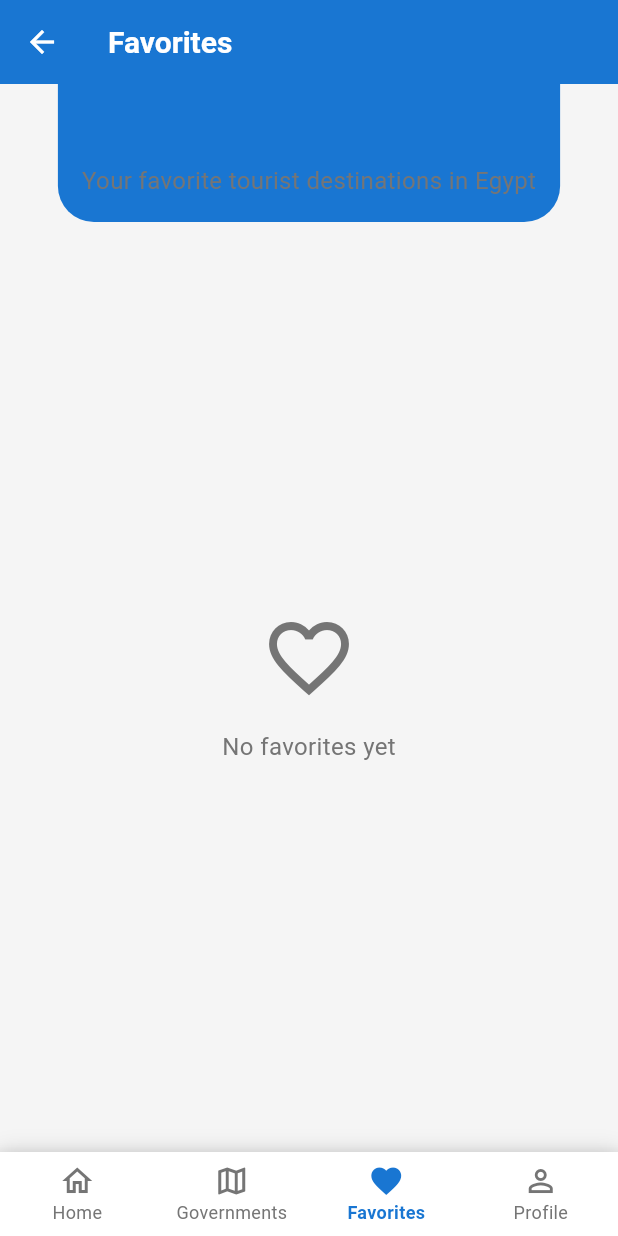
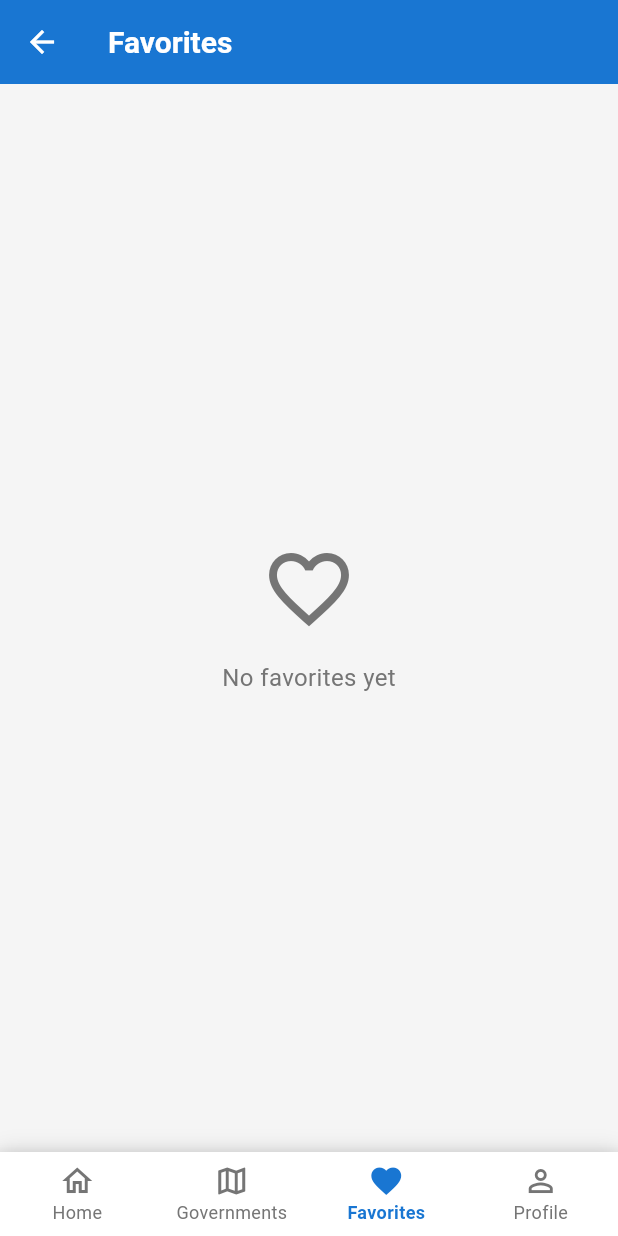
Before and after one commit to M0hamed-Eid/Tourist-Guide-App-For-Egypt, a Flutter app: the BasePage screen opened directly, item 3 of the bottom bar chosen, on a phone screen of 412 x 824 dp. Run offline on Flutter 3.47's test engine with Material 3 defaults, Android fonts, the phone set to English and light mode, and no system bars; our stand-ins replace easy_localization, google_fonts, intl_phone_field, shared_preferences; accounts and stored records are empty; network calls fail; Roboto replaces fonts that are missing (Cairo).

Commit message:
Refactor: Simplify FavoritesPage layout
Remove unnecessary Column widget in FavoritesPage.The
FavoritesGrid now fills the entire body, simplifying the
layout and improving readability.

```diff
--- a/tourist_guide/lib/screens/favorites/favorites_page.dart
+++ b/tourist_guide/lib/screens/favorites/favorites_page.dart
@@ -14,14 +14,7 @@ class FavoritesPage extends StatelessWidget {
       appBar: AppBar(
         title: Text('app.navigation.favorites'.tr()),
       ),
-      body: Column(
-        children: const [
-          FavoritesHeader(),
-          Expanded(
-            child: FavoritesGrid(),
-          ),
-        ],
-      ),
+      body: FavoritesGrid(),
     );
   }
 }
--- a/tourist_guide/lib/screens/favorites/widgets/favorites_header.dart
+++ /dev/null
@@ -1,41 +0,0 @@
-import 'package:flutter/material.dart';
-import 'package:tourist_guide/core/theme/app_colors.dart';
-import 'package:tourist_guide/core/theme/text_themes.dart';
-import 'package:easy_localization/easy_localization.dart';
-
-class FavoritesHeader extends StatelessWidget {
-  const FavoritesHeader({super.key});
-
-  @override
-  Widget build(BuildContext context) {
-    return Container(
-      padding: const EdgeInsets.all(16),
-      decoration: BoxDecoration(
-        color: AppColors.primary.withValues(),
-        borderRadius: const BorderRadius.only(
-          bottomLeft: Radius.circular(24),
-          bottomRight: Radius.circular(24),
-        ),
-      ),
-      child: Column(
-        crossAxisAlignment: CrossAxisAlignment.start,
-        children: [
-          Text(
-            'app.navigation.favorites'.tr(),
-            style: AppTextTheme.textTheme.headlineMedium?.copyWith(
-              color: AppColors.primary,
-              fontWeight: FontWeight.bold,
-            ),
-          ),
-          const SizedBox(height: 8),
-          Text(
-            'Your favorite tourist destinations in Egypt',
-            style: AppTextTheme.textTheme.bodyLarge?.copyWith(
-              color: AppColors.textSecondary,
-            ),
-          ),
-        ],
-      ),
-    );
-  }
-}
```
